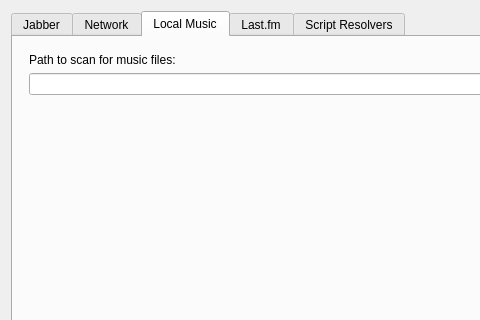
Old version of the form src/settingsdialog.ui in the repository tomahawk-player/tomahawk; both pictures show x 0 to 480 and y 0 to 320 of the 621 by 434 pixel window.
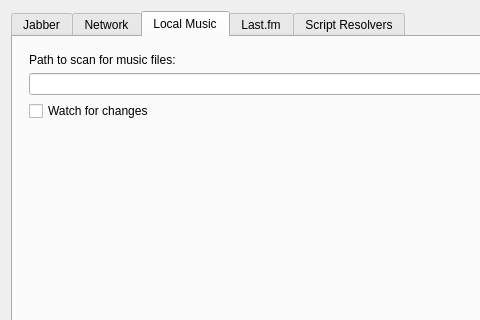
New version of the form. The open tabs and pages were chosen to show the change. Icons and pictures are not drawn.

```diff
--- a/src/settingsdialog.ui
+++ b/src/settingsdialog.ui
@@ -454,6 +454,19 @@
            </item>
           </layout>
          </item>
+         <item>
+          <widget class="QCheckBox" name="checkBoxWatchForChanges">
+           <property name="sizePolicy">
+            <sizepolicy hsizetype="Fixed" vsizetype="Fixed">
+             <horstretch>0</horstretch>
+             <verstretch>0</verstretch>
+            </sizepolicy>
+           </property>
+           <property name="text">
+            <string>Watch for changes</string>
+           </property>
+          </widget>
+         </item>
         </layout>
        </item>
        <item>
```
Left out of the diff: 2 changed lines with no effect on the pictures.
